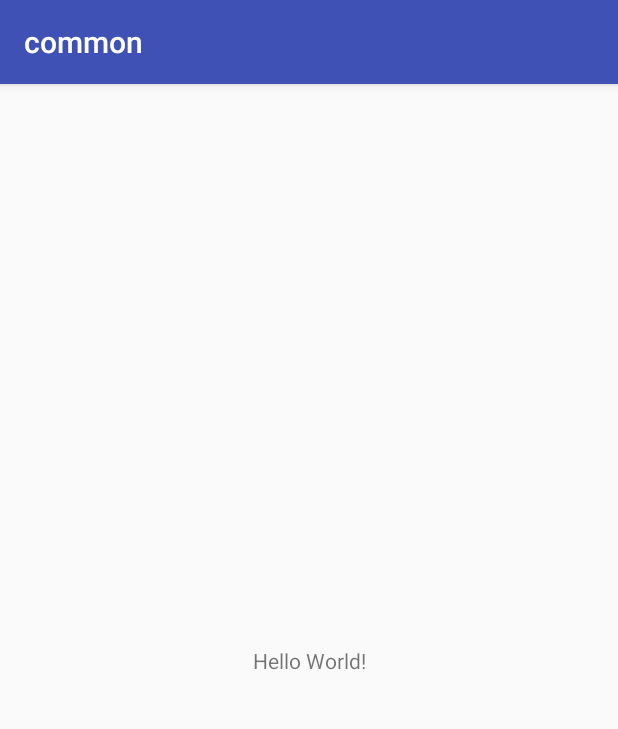
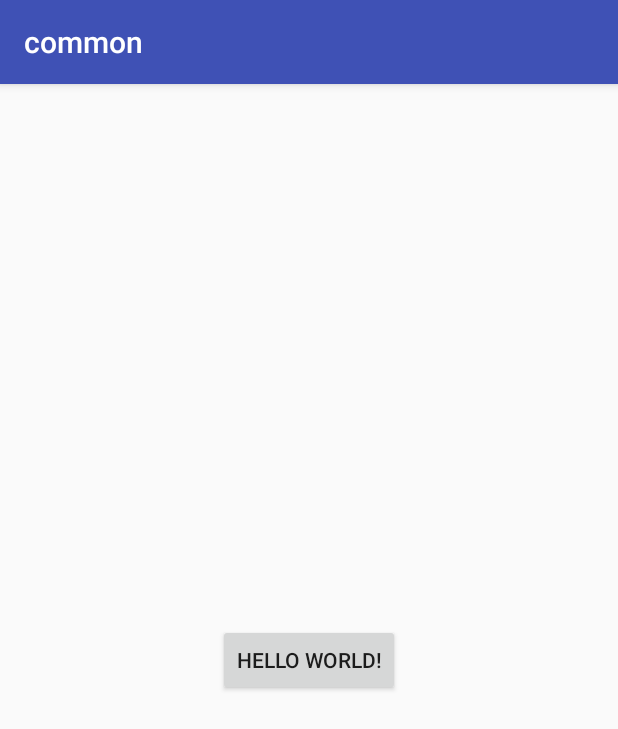
Before and after one commit to ThoughtRain/comUseLib, an Android app: the screen it shows after launch (MainActivity), on a phone screen of 412 x 824 dp. Shown: the top 729 px of the screen. Run offline under Robolectric (Android 15) with nearby library versions, the phone set to English and light mode, and no system bars.

```diff
--- a/app/src/main/java/com/prarui/common/MainActivity.java
+++ b/app/src/main/java/com/prarui/common/MainActivity.java
@@ -3,6 +3,7 @@ package com.prarui.common;
 import android.support.v7.app.AppCompatActivity;
 import android.os.Bundle;
 import android.view.View;
+import android.widget.Button;
 import android.widget.TextView;
 
 import com.prarui.common.conutils.NetWorkUtils;
@@ -15,13 +16,26 @@ import java.util.HashMap;
 
 public class MainActivity extends AppCompatActivity {
     public static final String URL = "http://172.27.120.1/jsdms/index.php/Mobile/Sign/in";
+    private Button button;
 
     @Override
     protected void onCreate(Bundle savedInstanceState) {
         super.onCreate(savedInstanceState);
         setContentView(R.layout.activity_main);
 
-        final TextView viewById = (TextView) findViewById(R.id.hellow);
+        button = (Button) findViewById(R.id.hellow);
+        button.setOnClickListener(new View.OnClickListener() {
+            @Override
+            public void onClick(View view) {
+                ToastUtils.showToast("这个是id：" + view.getId());
+            }
+        });
+//        viewById.setOnClickListener(new View.OnClickListener() {
+//            @Override
+//            public void onClick(View view) {
+//                ToastUtils.showToast("ssssssss");
+//            }
+//        });
         HashMap<String, String> map = new HashMap<>();
 //        viewById.setOnClickListener(new View.OnClickListener() {
 //            @Override
@@ -35,36 +49,33 @@ public class MainActivity extends AppCompatActivity {
 //            }
 //        });
 
-        map.put("username", "15708498417");
-        map.put("password", "1234567");
-        OkHttpManager.with().setPostRequest("sss", URL, "", map, new OkHttpManager.OnOkHttpResultCallbackListener() {
-            @Override
-            public void onError(String e) {
-                ToastUtils.showToast(e);
-            }
-
-            @Override
-            public void onResponseSucceed(String json) {
-                viewById.setText(json);
-
-            }
-        });
-
-//        DownloadUtil.with().download(image_url, "ourimage", new DownloadUtil.OnDownloadListener() {
+//        map.put("username", "15708498417");
+//        map.put("password", "1234567");
+//        OkHttpManager.with().setPostRequest("sss", URL, "", map, new OkHttpManager.OnOkHttpResultCallbackListener() {
 //            @Override
-//            public void onDownloadSuccess() {
-//                TagLog.d("下载成功");
+//            public void onError(String e) {
+//                ToastUtils.showToast(e);
 //            }
 //
 //            @Override
-//            public void onDownloading(int progress) {
+//            public void onResponseSucceed(String json) {
+//                viewById.setText(json);
 //
+//            }
+//        });
+//        String ud = "http://192.168.1.5:1212/login/paramTest.do";
+//        HashMap<String, String> hashMap = new HashMap<>();
+//        hashMap.put("name", "wangrui");
+//        hashMap.put("age", "122");
+//        OkHttpManager.with().setPostRequest("post", ud, "", hashMap, new OkHttpManager.OnOkHttpResultCallbackListener() {
+//            @Override
+//            public void onError(String e) {
+//                ToastUtils.showToast(e);
 //            }
 //
 //            @Override
-//            public void onDownloadFailed() {
-//                TagLog.d("下载失败");
-//
+//            public void onResponseSucceed(String json) {
+//                viewById.setText(json);
 //            }
 //        });
     }
--- a/app/src/main/res/layout/activity_main.xml
+++ b/app/src/main/res/layout/activity_main.xml
@@ -6,7 +6,7 @@
     android:layout_height="match_parent"
     tools:context="com.prarui.common.MainActivity">
 
-    <TextView
+    <Button
         android:layout_width="wrap_content"
         android:layout_height="wrap_content"
         android:text="Hello World!"
```
Also changed, not shown: app/src/main/java/com/prarui/common/network/OkHttpManager.java (+7 -5 lines).
